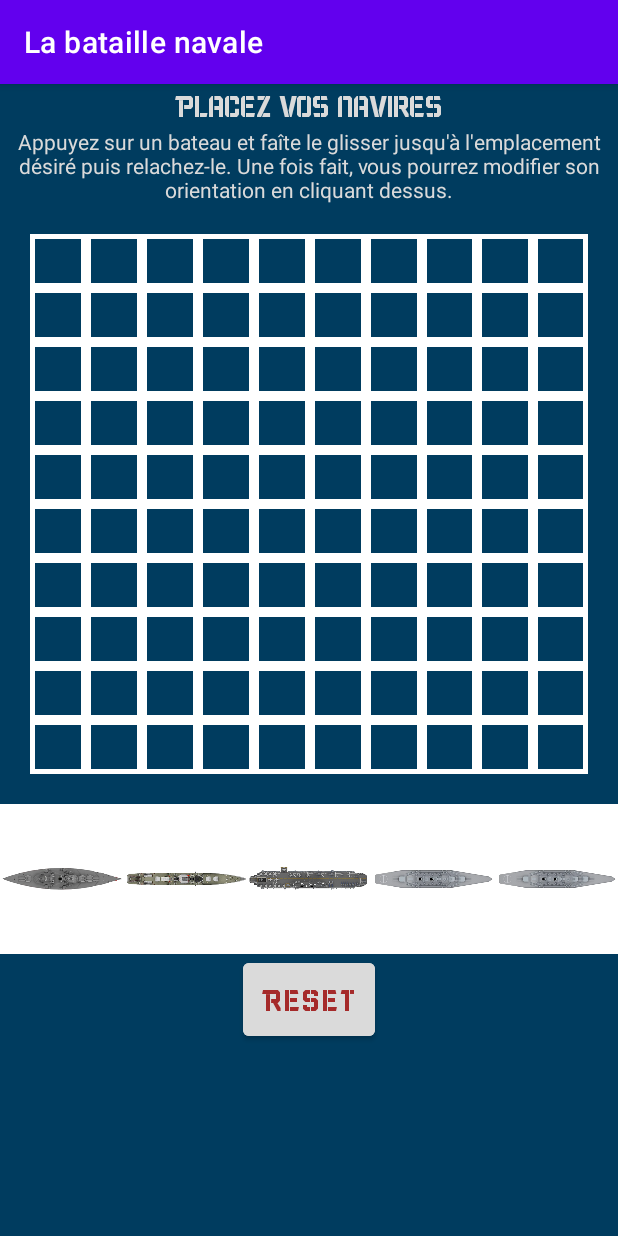
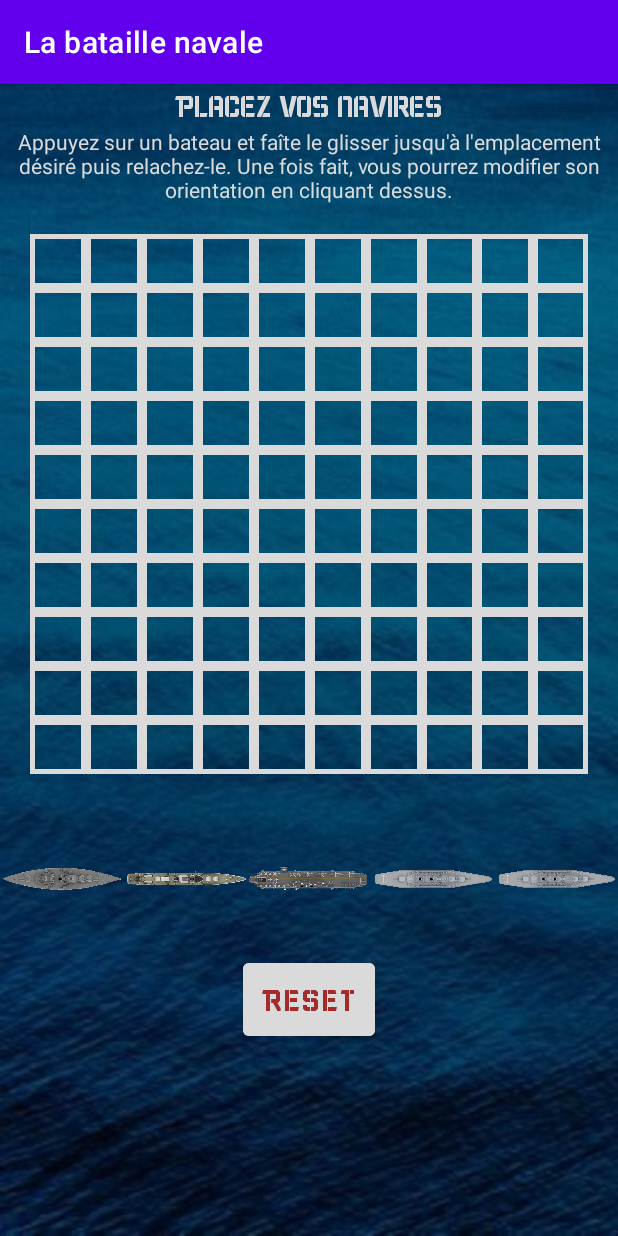
Before and after one commit to Manaaia/Bataille_navale, an Android app: the PlacementActivity screen opened directly, with no data from a screen before it, on a phone screen of 412 x 824 dp. Run offline under Robolectric (Android 15) with nearby library versions, the phone set to English and light mode, and no system bars.

Commit message:
Surbrillance OK (08112021)

```diff
--- a/app/src/main/res/drawable/grid_stroke.xml
+++ b/app/src/main/res/drawable/grid_stroke.xml
@@ -4,7 +4,7 @@
         <shape>
             <stroke
                 android:width="3dp"
-                android:color="@color/white" />
+                android:color="@color/light_grey"/>
         </shape>
     </item>
 </selector>
--- a/app/src/main/res/layout/activity_placement.xml
+++ b/app/src/main/res/layout/activity_placement.xml
@@ -6,7 +6,7 @@
     xmlns:android="http://schemas.android.com/apk/res/android"
     xmlns:tools="http://schemas.android.com/tools"
     android:orientation="vertical"
-    android:background="@color/deep_ocean_blue"
+    android:background="@drawable/cdarksea"
     tools:context=".PlacementActivity">
 
     <LinearLayout
@@ -43,14 +43,6 @@
             android:orientation="vertical">
 
 
-            <!-- <androidx.recyclerview.widget.RecyclerView
-                 android:id="@+id/rvNumbers"
-                 android:layout_width="match_parent"
-                 android:layout_height="400dp"
-                 android:padding="20dp"/>-->
-
-
-
              <GridLayout
                  android:id="@+id/MyGrid"
                  android:layout_width="match_parent"
@@ -73,7 +65,6 @@
                 android:rowCount="6"
                 android:paddingTop="20dp"
                 android:paddingBottom="20dp"
-                android:background="@color/white"
                 android:visibility="visible">
 
                 <ImageView
--- a/app/src/main/res/values/colors.xml
+++ b/app/src/main/res/values/colors.xml
@@ -13,4 +13,5 @@
     <color name="light_grey">#DADADA</color>
     <color name="red_brown">#A52A2A</color>
     <color name="deep_ocean_blue">#003C5F</color>
+    <color name="silver">#C0C0C0</color>
 </resources>
```
Also changed, not shown: app/src/main/java/fr/afpa/bataille_navale/PlacementActivity.java (+62 -26 lines), app/src/main/res/drawable-v24/cdarksea.jpg (added), app/src/main/res/drawable-v24/dark_fond.jpeg (added), app/src/main/res/drawable-v24/darker_fond.png (added).
